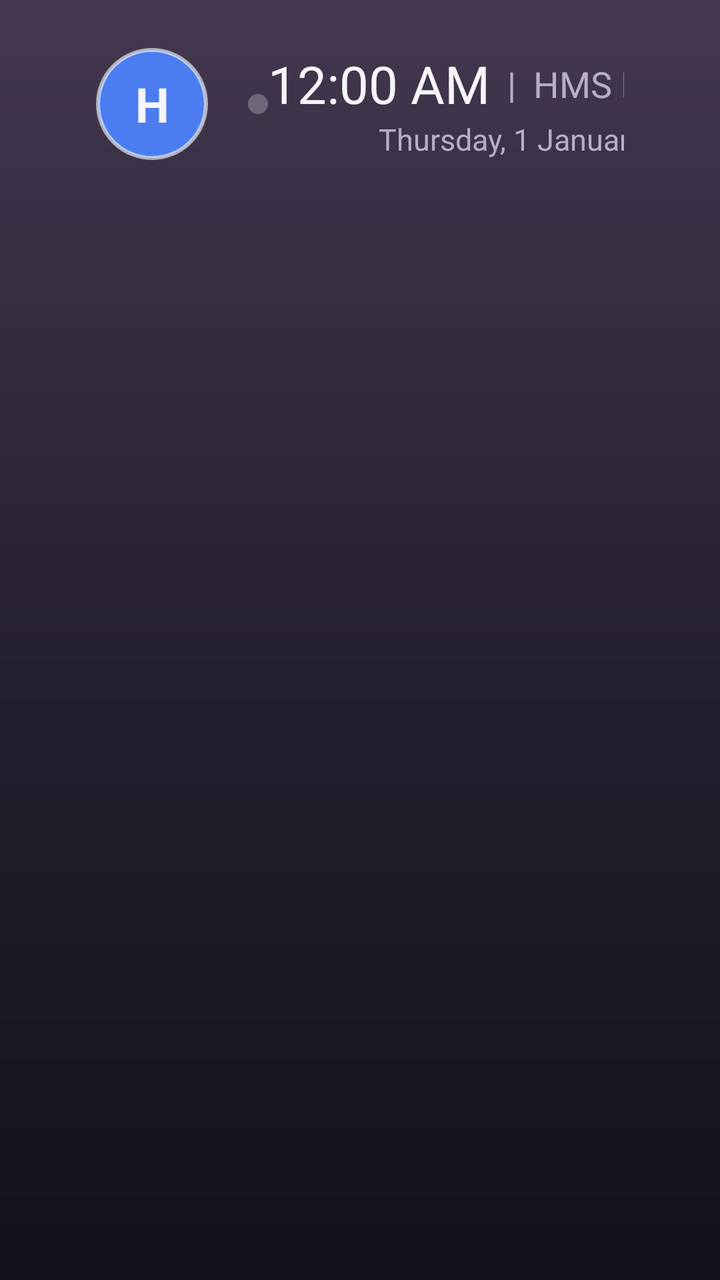
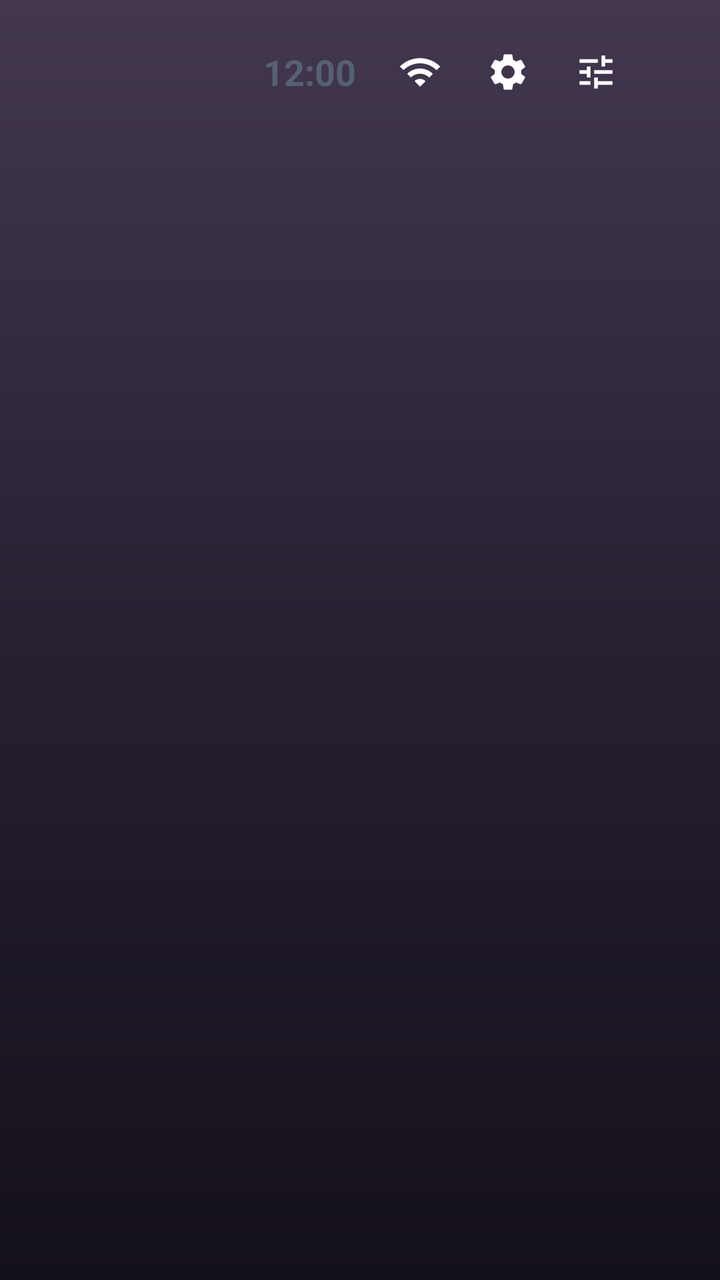

Screens rendered from an Android XML layout before and after an edit, with the pre-edit source and the edit as a unified diff.
<!-- AndroidManifest.xml: application theme Theme.HMS -->
<!-- res/layout/activity_home.xml -->
<?xml version="1.0" encoding="utf-8"?>
<LinearLayout xmlns:android="http://schemas.android.com/apk/res/android"
    android:layout_width="match_parent" android:layout_height="match_parent"
    android:orientation="vertical" android:clipChildren="false"
    android:paddingLeft="48dp" android:paddingRight="48dp" android:paddingTop="24dp">
    <LinearLayout android:layout_width="match_parent" android:layout_height="wrap_content" android:gravity="center_vertical" android:orientation="horizontal">
        <TextView android:id="@+id/avatar" android:layout_width="56dp" android:layout_height="56dp" android:gravity="center"
            android:text="H" android:textColor="@color/white" android:textSize="24sp" android:textStyle="bold" android:background="@drawable/bg_avatar"/>
        <LinearLayout android:id="@+id/nav" android:layout_width="wrap_content" android:layout_height="wrap_content"
            android:layout_marginLeft="20dp" android:padding="5dp" android:orientation="horizontal" android:gravity="center_vertical"
            android:background="@drawable/bg_pill"/>
        <View android:layout_width="0dp" android:layout_height="1dp" android:layout_weight="1"/>
        <LinearLayout android:layout_width="wrap_content" android:layout_height="wrap_content" android:orientation="vertical" android:gravity="end">
            <LinearLayout android:layout_width="wrap_content" android:layout_height="wrap_content" android:orientation="horizontal" android:gravity="center_vertical">
                <TextClock android:id="@+id/clock" android:layout_width="wrap_content" android:layout_height="wrap_content"
                    android:format12Hour="h:mm a" android:format24Hour="HH:mm" android:textColor="@color/white" android:textSize="26sp"/>
                <TextView android:layout_width="wrap_content" android:layout_height="wrap_content" android:text="  |  HMS Home"
                    android:textColor="@color/secondary" android:textSize="18sp"/>
            </LinearLayout>
            <TextClock android:id="@+id/date" android:layout_width="wrap_content" android:layout_height="wrap_content"
                android:format12Hour="EEEE, d MMMM yyyy" android:format24Hour="EEEE, d MMMM yyyy" android:textColor="@color/secondary" android:textSize="15sp"/>
        </LinearLayout>
    </LinearLayout>
    <ScrollView android:id="@+id/scroll" android:layout_width="match_parent" android:layout_height="match_parent"
        android:layout_marginTop="8dp" android:fillViewport="true" android:scrollbars="none" android:clipChildren="false">
        <LinearLayout android:id="@+id/rows" android:layout_width="match_parent" android:layout_height="wrap_content"
            android:orientation="vertical" android:clipChildren="false" android:paddingBottom="40dp"/>
    </ScrollView>
</LinearLayout>
<!-- resources referenced by this layout -->
<resources>
  <color name="secondary">#B6AFC6</color>
  <color name="white">#F7F5FB</color>
  <!-- drawable bg_avatar (drawable) -->
  <?xml version="1.0" encoding="utf-8"?>
  <shape xmlns:android="http://schemas.android.com/apk/res/android" android:shape="oval">
      <solid android:color="@color/avatar"/><stroke android:width="2dp" android:color="#99FFFFFF"/>
  </shape>
  <!-- drawable bg_pill (drawable) -->
  <?xml version="1.0" encoding="utf-8"?>
  <shape xmlns:android="http://schemas.android.com/apk/res/android" android:shape="rectangle">
      <solid android:color="@color/pill"/><corners android:radius="36dp"/>
  </shape>
  <style name="Theme.HMS" parent="android:Theme.Material.NoActionBar">
          <item name="android:windowBackground">@drawable/bg_main</item>
          <item name="android:windowFullscreen">true</item>
          <item name="android:navigationBarColor">@android:color/transparent</item>
          <item name="android:statusBarColor">@android:color/transparent</item>
          <item name="android:colorPrimary">@color/charcoal</item>
          <item name="android:colorAccent">@color/bronze</item>
          <item name="android:colorControlActivated">@color/bronze</item>
          <item name="android:textColorPrimary">@color/white</item>
          <item name="android:textColorSecondary">@color/secondary</item>
          <item name="android:textColorHint">@color/secondary</item>
      </style>
  <color name="avatar">#4C7DF0</color>
  <color name="pill">#40FFFFFF</color>
  <!-- drawable bg_main (drawable) -->
  <?xml version="1.0" encoding="utf-8"?>
  <shape xmlns:android="http://schemas.android.com/apk/res/android" android:shape="rectangle">
      <gradient android:angle="270" android:startColor="#43384F" android:centerColor="#272031" android:endColor="#14101A"/>
  </shape>
  <color name="charcoal">#17131D</color>
  <color name="bronze">#AECBFA</color>
</resources>

<!-- the commit's change to res/layout/activity_home.xml (unified diff, before → after) -->
@@ -1,28 +1,29 @@
 <?xml version="1.0" encoding="utf-8"?>
 <LinearLayout xmlns:android="http://schemas.android.com/apk/res/android"
     android:layout_width="match_parent" android:layout_height="match_parent"
-    android:orientation="vertical" android:clipChildren="false"
-    android:paddingLeft="48dp" android:paddingRight="48dp" android:paddingTop="24dp">
-    <LinearLayout android:layout_width="match_parent" android:layout_height="wrap_content" android:gravity="center_vertical" android:orientation="horizontal">
-        <TextView android:id="@+id/avatar" android:layout_width="56dp" android:layout_height="56dp" android:gravity="center"
-            android:text="H" android:textColor="@color/white" android:textSize="24sp" android:textStyle="bold" android:background="@drawable/bg_avatar"/>
-        <LinearLayout android:id="@+id/nav" android:layout_width="wrap_content" android:layout_height="wrap_content"
-            android:layout_marginLeft="20dp" android:padding="5dp" android:orientation="horizontal" android:gravity="center_vertical"
-            android:background="@drawable/bg_pill"/>
-        <View android:layout_width="0dp" android:layout_height="1dp" android:layout_weight="1"/>
-        <LinearLayout android:layout_width="wrap_content" android:layout_height="wrap_content" android:orientation="vertical" android:gravity="end">
-            <LinearLayout android:layout_width="wrap_content" android:layout_height="wrap_content" android:orientation="horizontal" android:gravity="center_vertical">
-                <TextClock android:id="@+id/clock" android:layout_width="wrap_content" android:layout_height="wrap_content"
-                    android:format12Hour="h:mm a" android:format24Hour="HH:mm" android:textColor="@color/white" android:textSize="26sp"/>
-                <TextView android:layout_width="wrap_content" android:layout_height="wrap_content" android:text="  |  HMS Home"
-                    android:textColor="@color/secondary" android:textSize="18sp"/>
-            </LinearLayout>
-            <TextClock android:id="@+id/date" android:layout_width="wrap_content" android:layout_height="wrap_content"
-                android:format12Hour="EEEE, d MMMM yyyy" android:format24Hour="EEEE, d MMMM yyyy" android:textColor="@color/secondary" android:textSize="15sp"/>
-        </LinearLayout>
+    android:orientation="vertical" android:clipChildren="false">
+
+    
+    <LinearLayout android:layout_width="match_parent" android:layout_height="wrap_content"
+        android:orientation="horizontal" android:gravity="center_vertical|end"
+        android:paddingLeft="48dp" android:paddingRight="40dp" android:paddingTop="14dp" android:paddingBottom="2dp">
+        <TextClock android:id="@+id/clock" android:layout_width="wrap_content" android:layout_height="wrap_content"
+            android:format12Hour="h:mm" android:format24Hour="HH:mm"
+            android:textColor="@color/h_ink2" android:textSize="18sp" android:textStyle="bold"
+            android:layout_marginRight="10dp"/>
+        <ImageView android:id="@+id/btnWifi" android:layout_width="44dp" android:layout_height="44dp"
+            android:padding="11dp" android:src="@drawable/ic_wifi" android:focusable="true" android:clickable="true"
+            android:background="@drawable/bg_status_btn" android:contentDescription="Wi-Fi"/>
+        <ImageView android:id="@+id/btnDevice" android:layout_width="44dp" android:layout_height="44dp"
+            android:padding="11dp" android:src="@drawable/ic_settings" android:focusable="true" android:clickable="true"
+            android:background="@drawable/bg_status_btn" android:contentDescription="Device settings"/>
+        <ImageView android:id="@+id/btnApp" android:layout_width="44dp" android:layout_height="44dp"
+            android:padding="11dp" android:src="@drawable/ic_tune" android:focusable="true" android:clickable="true"
+            android:background="@drawable/bg_status_btn" android:contentDescription="HMS HOME settings"/>
     </LinearLayout>
+
     <ScrollView android:id="@+id/scroll" android:layout_width="match_parent" android:layout_height="match_parent"
-        android:layout_marginTop="8dp" android:fillViewport="true" android:scrollbars="none" android:clipChildren="false">
+        android:fillViewport="true" android:scrollbars="none" android:clipChildren="false">
         <LinearLayout android:id="@+id/rows" android:layout_width="match_parent" android:layout_height="wrap_content"
             android:orientation="vertical" android:clipChildren="false" android:paddingBottom="40dp"/>
     </ScrollView>
<!-- resource entries referenced after the edit -->
@@ -1,17 +1,32 @@
 <!-- resources referenced by this layout -->
 <resources>
+  <color name="h_ink2">#566074</color>
+  <!-- drawable bg_status_btn (drawable) -->
+  <?xml version="1.0" encoding="utf-8"?>
+  <selector xmlns:android="http://schemas.android.com/apk/res/android">
+      <item android:state_focused="true"><shape android:shape="oval"><solid android:color="#FFFFFF"/><stroke android:width="3dp" android:color="@color/h_accent"/></shape></item>
+      <item><shape android:shape="oval"><solid android:color="#00000000"/></shape></item>
+  </selector>
+  <!-- drawable ic_settings (drawable) -->
+  <?xml version="1.0" encoding="utf-8"?>
+  <vector xmlns:android="http://schemas.android.com/apk/res/android"
+      android:width="24dp" android:height="24dp" android:viewportWidth="24" android:viewportHeight="24">
+      <path android:fillColor="#FFFFFFFF" android:pathData="M19.14,12.94c0.04,-0.3 0.06,-0.61 0.06,-0.94c0,-0.32 -0.02,-0.64 -0.07,-0.94l2.03,-1.58c0.18,-0.14 0.23,-0.41 0.12,-0.61l-1.92,-3.32c-0.12,-0.22 -0.37,-0.29 -0.59,-0.22l-2.39,0.96c-0.5,-0.38 -1.03,-0.7 -1.62,-0.94L14.4,2.81c-0.04,-0.24 -0.24,-0.41 -0.48,-0.41h-3.84c-0.24,0 -0.43,0.17 -0.47,0.41L9.25,5.35C8.66,5.59 8.12,5.92 7.63,6.29L5.24,5.33c-0.22,-0.08 -0.47,0 -0.59,0.22L2.74,8.87C2.62,9.08 2.66,9.34 2.86,9.48l2.03,1.58C4.84,11.36 4.8,11.69 4.8,12s0.02,0.64 0.07,0.94l-2.03,1.58c-0.18,0.14 -0.23,0.41 -0.12,0.61l1.92,3.32c0.12,0.22 0.37,0.29 0.59,0.22l2.39,-0.96c0.5,0.38 1.03,0.7 1.62,0.94l0.36,2.54c0.05,0.24 0.24,0.41 0.48,0.41h3.84c0.24,0 0.44,-0.17 0.47,-0.41l0.36,-2.54c0.59,-0.24 1.13,-0.56 1.62,-0.94l2.39,0.96c0.22,0.08 0.47,0 0.59,-0.22l1.92,-3.32c0.12,-0.22 0.07,-0.47 -0.12,-0.61L19.14,12.94zM12,15.6c-1.98,0 -3.6,-1.62 -3.6,-3.6s1.62,-3.6 3.6,-3.6s3.6,1.62 3.6,3.6S13.98,15.6 12,15.6z"/>
+  </vector>
+  <!-- drawable ic_tune (drawable) -->
+  <?xml version="1.0" encoding="utf-8"?>
+  <vector xmlns:android="http://schemas.android.com/apk/res/android"
+      android:width="24dp" android:height="24dp" android:viewportWidth="24" android:viewportHeight="24">
+      <path android:fillColor="#FFFFFFFF" android:pathData="M3,17v2h6v-2L3,17zM3,5v2h10L13,5L3,5zM13,21v-2h8v-2h-8v-2h-2v6h2zM7,9v2L3,11v2h4v2h2L9,9L7,9zM21,13v-2L11,11v2h10zM15,9h2L17,7h4L21,5h-4L17,3h-2v6z"/>
+  </vector>
+  <!-- drawable ic_wifi (drawable) -->
+  <?xml version="1.0" encoding="utf-8"?>
+  <vector xmlns:android="http://schemas.android.com/apk/res/android"
+      android:width="24dp" android:height="24dp" android:viewportWidth="24" android:viewportHeight="24">
+      <path android:fillColor="#FFFFFFFF" android:pathData="M1,9l2,2c4.97,-4.97 13.03,-4.97 18,0l2,-2C16.93,2.93 7.08,2.93 1,9zM9,17l3,3 3,-3c-1.65,-1.66 -4.34,-1.66 -6,0zM5,13l2,2c2.76,-2.76 7.24,-2.76 10,0l2,-2C15.14,9.14 8.87,9.14 5,13z"/>
+  </vector>
   <color name="secondary">#B6AFC6</color>
   <color name="white">#F7F5FB</color>
-  <!-- drawable bg_avatar (drawable) -->
-  <?xml version="1.0" encoding="utf-8"?>
-  <shape xmlns:android="http://schemas.android.com/apk/res/android" android:shape="oval">
-      <solid android:color="@color/avatar"/><stroke android:width="2dp" android:color="#99FFFFFF"/>
-  </shape>
-  <!-- drawable bg_pill (drawable) -->
-  <?xml version="1.0" encoding="utf-8"?>
-  <shape xmlns:android="http://schemas.android.com/apk/res/android" android:shape="rectangle">
-      <solid android:color="@color/pill"/><corners android:radius="36dp"/>
-  </shape>
   <style name="Theme.HMS" parent="android:Theme.Material.NoActionBar">
           <item name="android:windowBackground">@drawable/bg_main</item>
           <item name="android:windowFullscreen">true</item>
@@ -24,8 +39,7 @@
           <item name="android:textColorSecondary">@color/secondary</item>
           <item name="android:textColorHint">@color/secondary</item>
       </style>
-  <color name="avatar">#4C7DF0</color>
-  <color name="pill">#40FFFFFF</color>
+  <color name="h_accent">#1F7AF5</color>
   <!-- drawable bg_main (drawable) -->
   <?xml version="1.0" encoding="utf-8"?>
   <shape xmlns:android="http://schemas.android.com/apk/res/android" android:shape="rectangle">
